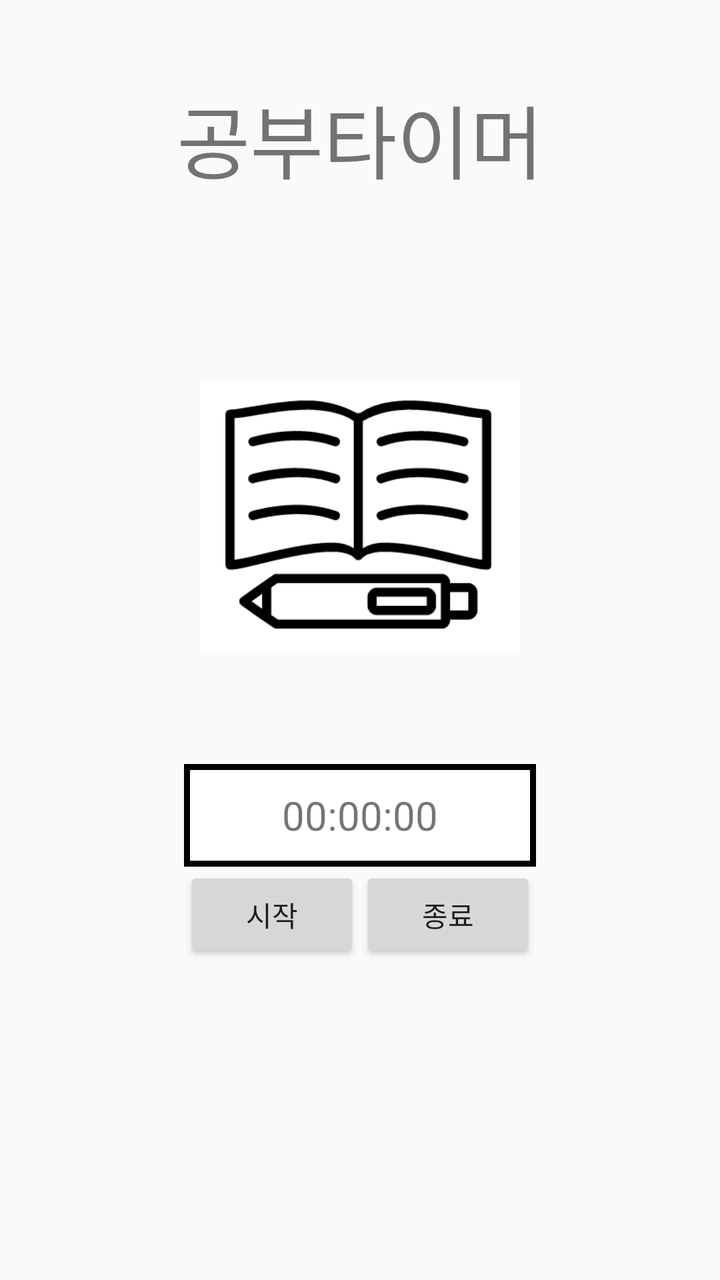
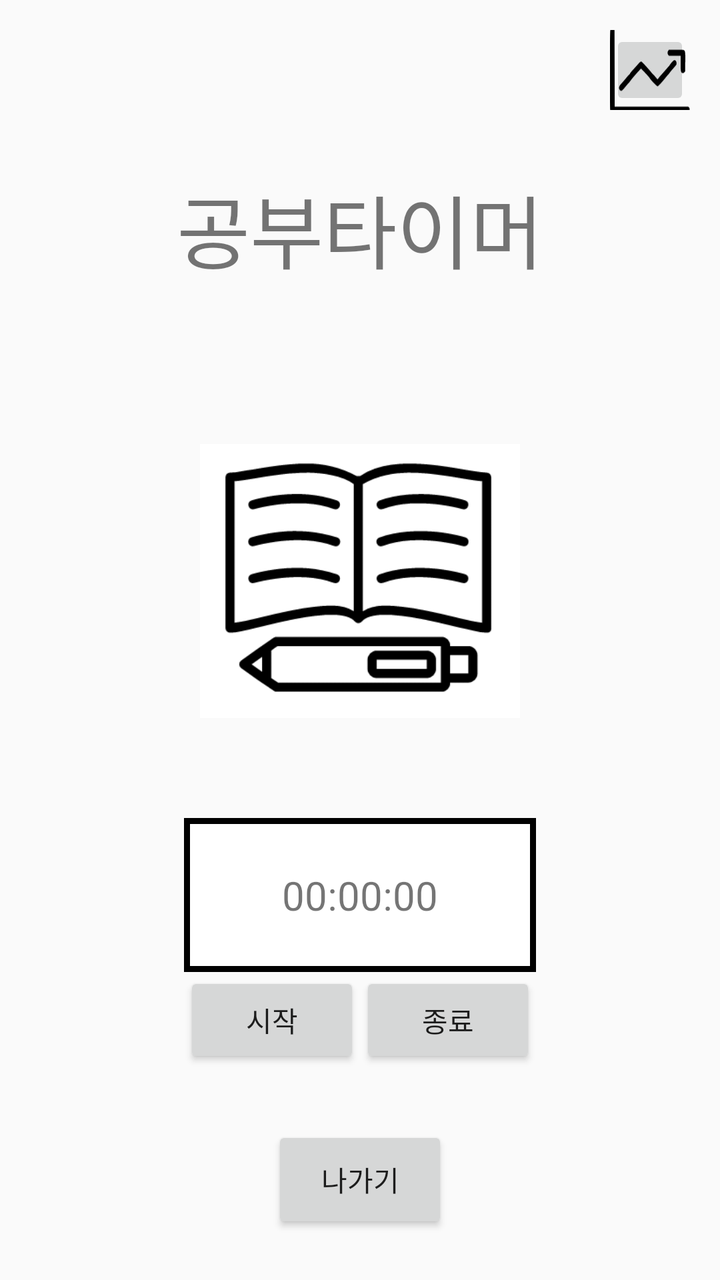

Two renders of the same Android screen: before a commit and after it. Below are the layout's source before the change and the commit's diff.
<!-- AndroidManifest.xml: application theme Theme.AppCompat.Light.DarkActionBar -->
<!-- res/layout/activity_study_time.xml -->
<?xml version="1.0" encoding="utf-8"?>
<LinearLayout xmlns:android="http://schemas.android.com/apk/res/android"
    xmlns:app="http://schemas.android.com/apk/res-auto"
    xmlns:tools="http://schemas.android.com/tools"
    android:layout_width="match_parent"
    android:layout_height="match_parent"
    tools:context=".study_time"
    android:orientation="vertical">

    <LinearLayout
        android:layout_width="match_parent"
        android:layout_height="match_parent"
        android:weightSum="5"
        android:layout_gravity="center"
        android:orientation="vertical">
        <TextView
            android:layout_width="wrap_content"
            android:layout_height="0dp"
            android:layout_gravity="center"
            android:text="공부타이머"
            android:layout_marginTop="40dp"
            android:layout_weight="1"
            android:textSize="40dp"/>

        <ImageView
            android:id="@+id/study_state"
            android:src="@drawable/study_off"
            android:layout_gravity="center"
            android:layout_weight="1"
            android:layout_width="160dp"
            android:layout_height="160dp"
            android:layout_marginTop="10dp"/>

        <LinearLayout
            android:layout_width="wrap_content"
            android:layout_height="0dp"
            android:orientation="vertical"
            android:layout_marginTop="0dp"
            android:layout_gravity="center"
            android:layout_weight="2"
            android:weightSum="3">
            <TextView
                android:id="@+id/studytimer_time"
                android:layout_width="match_parent"
                android:gravity="center"
                android:textAlignment="center"
                android:textSize="20dp"
                android:background="@drawable/edge"
                android:layout_height="0dp"
                android:text="00:00:00"
                android:layout_weight="0.9"/>

            <LinearLayout
                android:layout_width="wrap_content"
                android:layout_height="0dp"
                android:layout_gravity="center_horizontal"
                android:layout_weight="1">
                <Button
                    android:id="@+id/timer_start"
                    android:layout_width="wrap_content"
                    android:layout_height="wrap_content"
                    android:text="시작"
                    android:onClick="Timer"/>
                <Button
                    android:id="@+id/timer_finish"
                    android:layout_width="wrap_content"
                    android:layout_height="wrap_content"
                    android:text="종료"
                    android:onClick="Timer"/>
            </LinearLayout>

        </LinearLayout>
    </LinearLayout>

</LinearLayout>
<!-- resources referenced by this layout -->
<resources>
  <!-- drawable edge (drawable) -->
  <?xml version="1.0" encoding="utf-8"?>
  <layer-list xmlns:android="http://schemas.android.com/apk/res/android">
      <item>
          <shape android:shape="rectangle">
              <stroke android:width = "3dp" android:color ="#000000"/>
              <solid android:color="#FFFFFF"/>
          </shape>
      </item>
  
  </layer-list>
  <!-- drawable study_off: png bitmap (drawable, 7536 bytes) -->
</resources>

<!-- the commit's change to res/layout/activity_study_time.xml (unified diff, before → after) -->
@@ -6,6 +6,17 @@
     android:layout_height="match_parent"
     tools:context=".study_time"
     android:orientation="vertical">
+
+    <ImageButton
+        android:id="@+id/graph"
+        android:layout_width="40dp"
+        android:layout_height="40dp"
+        android:layout_gravity="right"
+        android:layout_marginRight="15dp"
+        android:src="@drawable/ic_graph"
+        android:layout_marginTop="15dp"
+        android:padding="0sp"
+        android:scaleType="centerCrop"/>
 
     <LinearLayout
         android:layout_width="match_parent"
@@ -18,7 +29,7 @@
             android:layout_height="0dp"
             android:layout_gravity="center"
             android:text="공부타이머"
-            android:layout_marginTop="40dp"
+            android:layout_marginTop="30dp"
             android:layout_weight="1"
             android:textSize="40dp"/>
 
@@ -37,7 +48,7 @@
             android:orientation="vertical"
             android:layout_marginTop="0dp"
             android:layout_gravity="center"
-            android:layout_weight="2"
+            android:layout_weight="3"
             android:weightSum="3">
             <TextView
                 android:id="@+id/studytimer_time"
@@ -48,7 +59,7 @@
                 android:background="@drawable/edge"
                 android:layout_height="0dp"
                 android:text="00:00:00"
-                android:layout_weight="0.9"/>
+                android:layout_weight="1"/>
 
             <LinearLayout
                 android:layout_width="wrap_content"
@@ -69,6 +80,14 @@
                     android:onClick="Timer"/>
             </LinearLayout>
 
+            <Button
+                android:id="@+id/exit2"
+                android:layout_width="wrap_content"
+                android:layout_gravity="center"
+                android:layout_height="0dp"
+                android:layout_weight="0.7"
+                android:text="나가기"/>
+
         </LinearLayout>
     </LinearLayout>
 
<!-- resource entries referenced after the edit -->
@@ -11,6 +11,25 @@
       </item>
   
   </layer-list>
+  <!-- drawable ic_graph (drawable) -->
+  <vector xmlns:android="http://schemas.android.com/apk/res/android"
+      android:width="239dp"
+      android:height="252dp"
+      android:viewportWidth="239"
+      android:viewportHeight="252">
+    <path
+        android:pathData="M4.2,0.7c-0.7,0.2 -1.9,1.8 -2.7,3.3 -1.3,2.5 -1.5,18.9 -1.5,122.2 0,117.2 0,119.4 2,122.5l2,3.3 114.9,-0 115,-0 2,-2.6c2.9,-3.7 2.8,-9.4 -0.2,-12.2l-2.3,-2.2 -109.7,-0 -109.7,-0 -0.2,-114.4 -0.3,-114.5 -2.1,-2.8c-2.1,-2.7 -4.6,-3.7 -7.2,-2.6z"
+        android:fillColor="#000000"
+        android:strokeColor="#00000000"/>
+    <path
+        android:pathData="M174.1,67.6c-1.3,1.6 -2.1,4.1 -2.1,6.4 0,2.3 0.8,4.8 2.1,6.4l2,2.6 17.5,-0 17.4,-0 0,22c0,24.6 0.7,28.4 5.5,29.6 2.1,0.5 3.3,0.1 5.3,-2l2.7,-2.6 0.3,-26.3c0.4,-28.9 0,-33.9 -2.9,-36.8 -1.8,-1.8 -3.5,-1.9 -23.8,-1.9l-22,-0 -2,2.6z"
+        android:fillColor="#000000"
+        android:strokeColor="#00000000"/>
+    <path
+        android:pathData="M184.4,102.7c-3.1,3.8 -5.8,7.4 -6.1,8.1 -0.3,0.8 -1.5,2.4 -2.7,3.6 -1.2,1.2 -5.7,6.4 -10.1,11.5 -4.4,5.2 -9.7,11.2 -11.7,13.3 -2,2.1 -5.4,6.1 -7.4,8.8 -2.1,2.8 -4.1,5 -4.5,5 -0.4,-0 -3.3,-3.2 -6.4,-7 -3.1,-3.9 -6,-7 -6.4,-7 -0.3,-0 -2.8,-2.8 -5.6,-6.3 -2.7,-3.4 -5.4,-6.7 -6,-7.3 -13.2,-14.9 -22,-24.4 -23.2,-24.8 -2,-0.8 -5.1,1 -8.2,4.8 -2.6,3.1 -8.2,9.4 -19.8,22.1 -3.4,3.8 -6.3,7.5 -6.3,8.2 0,0.6 -0.8,1.8 -1.8,2.5 -1,0.7 -6.1,6.5 -11.3,12.8 -5.3,6.3 -11.1,13.1 -12.9,15 -7,7.4 -8.5,12.3 -5.5,17.9 1.4,2.9 3.7,4 6.7,3.3 0.9,-0.1 5.4,-4.9 9.9,-10.5 4.6,-5.6 9.3,-11.1 10.4,-12.2 1.2,-1.1 3.2,-3.6 4.5,-5.5 4.2,-6.1 17,-21.1 28.6,-33.6l4.1,-4.4 5.5,5.8c10.6,11 18.5,19.8 20.3,22.7 4.6,7.3 21.1,24.5 23.5,24.5 2.1,-0 9.3,-7.6 21.9,-23 5.1,-6.3 9.9,-11.9 10.6,-12.5 0.6,-0.5 2.2,-2.6 3.5,-4.5 1.3,-1.9 4.2,-5.6 6.4,-8.1 6.9,-7.7 12.8,-14.7 13.7,-16.1 1.6,-2.5 1,-8.5 -1.2,-11.2 -3.4,-4.4 -6.1,-3.5 -12.5,4.1z"
+        android:fillColor="#000000"
+        android:strokeColor="#00000000"/>
+  </vector>
   <!-- drawable study_off: png bitmap (drawable, 7536 bytes) -->
 </resources>
 
